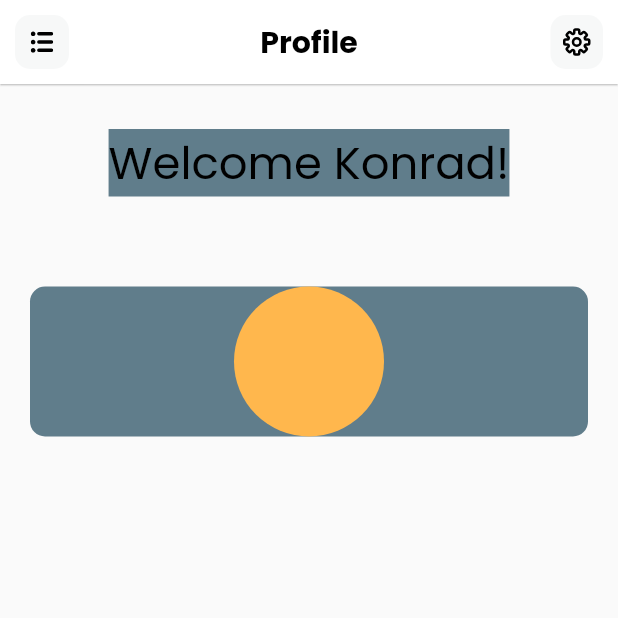
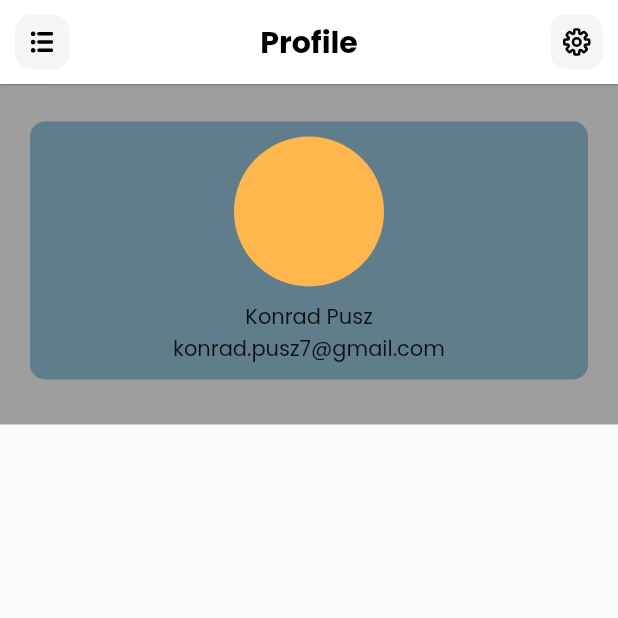
Before and after one commit to Conrad-Push/Speak-It-App, a Flutter app: the screen it shows after launch, on a phone screen of 412 x 824 dp, the top half of it. Run offline on Flutter 3.47's test engine with Material 2 defaults, Android fonts, the phone set to English and light mode, and no system bars; our stand-ins replace firebase_core, flutter_svg; accounts and stored records are empty.

Commit message:
Split page into home page and profile page and create new page body code structure

```diff
--- a/lib/main.dart
+++ b/lib/main.dart
@@ -1,6 +1,7 @@
 import 'package:flutter/material.dart';
 import 'package:firebase_core/firebase_core.dart';
 import 'package:speak_it_app/pages/app/home.dart';
+import 'package:speak_it_app/pages/app/profile.dart';
 
 Future main() async {
   WidgetsFlutterBinding.ensureInitialized();
@@ -16,7 +17,7 @@ class MyApp extends StatelessWidget {
     return MaterialApp(
       debugShowCheckedModeBanner: false,
       theme: ThemeData(fontFamily: 'Poppins'),
-      home: const HomePage(),
+      home: const ProfilePage(),
     );
   }
 }
--- a/lib/pages/app/home.dart
+++ b/lib/pages/app/home.dart
@@ -12,49 +12,43 @@ class HomePage extends StatelessWidget {
   Widget build(BuildContext context) {
     return Scaffold(
       appBar: const CustomAppBar(
-        title: texts.EnglishTexts.profilePageTitle,
+        title: texts.EnglishTexts.homePageTitle,
         leadingButton: AppBarMenuButton(),
         secondaryButton: [AppBarSettingsButton()],
       ),
-      body: Center(
+      body: SingleChildScrollView(
+        child: Container(
+          color: Colors.grey, //todo remove color
+          padding: const EdgeInsets.all(10),
+          child: Center(
             child: Column(
               mainAxisAlignment: MainAxisAlignment.start,
               children: [
-            Container(
+                greetingsText('Konrad'),
+              ],
+            ),
+          ),
+        ),
+      ),
+    );
+  }
+
+  Container greetingsText(String name) {
+    return Container(
       margin: const EdgeInsets.only(
-                left: 20,
-                right: 20,
-                top: 30,
-                bottom: 30,
+        left: 10,
+        right: 10,
+        top: 10,
+        bottom: 15,
       ),
-              color: Colors.blueGrey,
+      color: Colors.blueGrey, //todo remove color
       child: Text(
-                texts.EnglishTexts.welcomeMessage('Konrad'),
+        texts.EnglishTexts.welcomeMessage(name),
+        textAlign: TextAlign.center,
         style: const TextStyle(
           color: colors.TextColors.fontsMain,
           fontSize: 30,
-                  fontWeight: FontWeight.normal,
-                ),
-              ),
-            ),
-            Container(
-              margin: const EdgeInsets.only(
-                left: 20,
-                right: 20,
-                top: 30,
-                bottom: 30,
-              ),
-              alignment: Alignment.center,
-              decoration: BoxDecoration(
-                color: Colors.blueGrey,
-                borderRadius: BorderRadius.circular(10),
-              ),
-              child: CircleAvatar(
-                radius: 50,
-                backgroundColor: Colors.orange.shade300,
-              ),
-            ),
-          ],
+          fontWeight: FontWeight.w600,
         ),
       ),
     );
--- /dev/null
+++ b/lib/pages/app/profile.dart
@@ -0,0 +1,65 @@
+import 'package:flutter/material.dart';
+import 'package:speak_it_app/widgets/app_bar/custom_app_bar.dart';
+import 'package:speak_it_app/widgets/app_bar/menu_button.dart';
+import 'package:speak_it_app/widgets/app_bar/settings_button.dart';
+import 'package:speak_it_app/utils/constants/texts.dart' as texts;
+import 'package:speak_it_app/utils/constants/colors.dart' as colors;
+
+class ProfilePage extends StatelessWidget {
+  const ProfilePage({super.key});
+
+  @override
+  Widget build(BuildContext context) {
+    return Scaffold(
+      appBar: const CustomAppBar(
+        title: texts.EnglishTexts.profilePageTitle,
+        leadingButton: AppBarMenuButton(),
+        secondaryButton: [AppBarSettingsButton()],
+      ),
+      body: SingleChildScrollView(
+        child: Container(
+          color: Colors.grey, //todo remove color
+          padding: const EdgeInsets.all(10),
+          child: Center(
+            child: Column(
+              mainAxisAlignment: MainAxisAlignment.start,
+              children: [
+                Container(
+                  margin: const EdgeInsets.only(
+                    left: 10,
+                    right: 10,
+                    top: 15,
+                    bottom: 20,
+                  ),
+                  padding: const EdgeInsets.all(10),
+                  alignment: Alignment.center,
+                  decoration: BoxDecoration(
+                    color: Colors.blueGrey,
+                    borderRadius: BorderRadius.circular(10),
+                  ),
+                  child: Column(
+                    children: [
+                      CircleAvatar(
+                        radius: 50,
+                        backgroundColor: Colors.orange.shade300,
+                      ),
+                      const SizedBox(height: 10),
+                      const Text(
+                        'Konrad Pusz',
+                        style: TextStyle(),
+                      ),
+                      const Text(
+                        'konrad.pusz7@gmail.com',
+                        style: TextStyle(),
+                      ),
+                    ],
+                  ),
+                ),
+              ],
+            ),
+          ),
+        ),
+      ),
+    );
+  }
+}
--- a/lib/utils/constants/colors.dart
+++ b/lib/utils/constants/colors.dart
@@ -7,5 +7,5 @@ class TextColors {
 class ElementsColors {
   static const appBarBackground = Colors.white;
   static const appBarButton = Colors.black;
-  static const appBarButtonBackground = Color(0xffF7F8F8);
+  static const appBarButtonBackground = Color(0xfff5f5f5);
 }
--- a/lib/utils/constants/texts.dart
+++ b/lib/utils/constants/texts.dart
@@ -1,4 +1,7 @@
 class EnglishTexts {
+  // Home page
+  static const homePageTitle = "Home";
+
   // Profile page
   static const profilePageTitle = "Profile";
 
@@ -8,6 +11,9 @@ class EnglishTexts {
 
 
 class PolishTexts {
+  // Strona główna
+  static const homePageTitle = "Strona główna";
+
   // Strona profilu
   static const profilePageTitle = "Profil";
 
```
Lines whose indentation alone changed are shown as unchanged.
